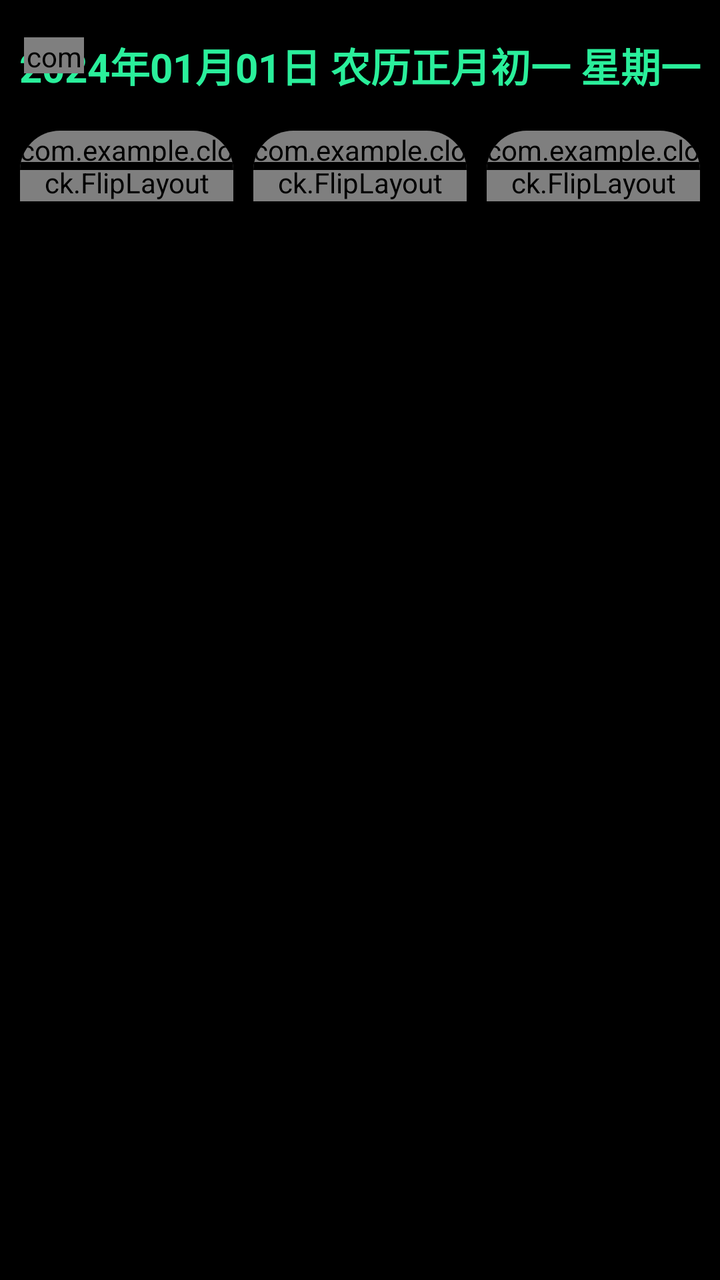
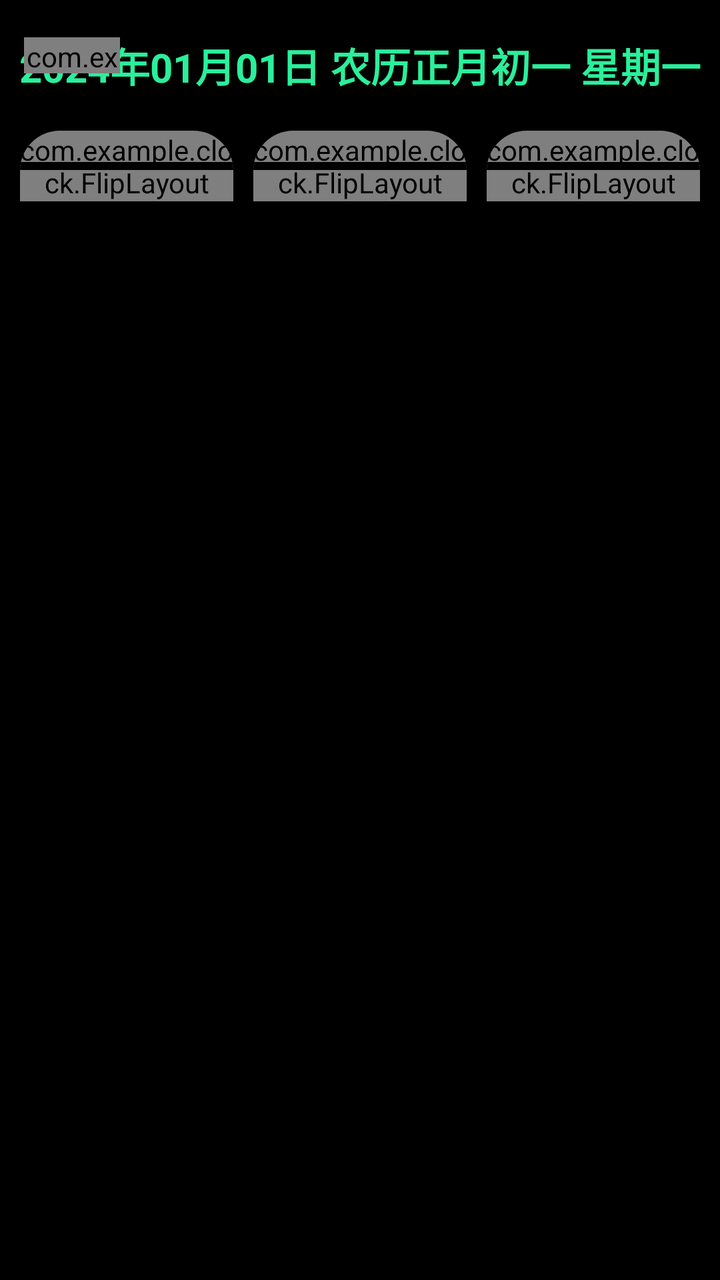

An Android layout rendered at two revisions. The XML below is the earlier revision; the diff shows what the commit changed to produce the second picture.
<!-- AndroidManifest.xml: application theme android:Theme.NoTitleBar.Fullscreen -->
<!-- res/layout/activity_main.xml -->
<?xml version="1.0" encoding="UTF-8"?>
<LinearLayout tools:context=".MainActivity"
    android:orientation="vertical"
    android:layout_height="match_parent"
    android:layout_width="match_parent"
    android:background="@color/black"
    xmlns:tools="http://schemas.android.com/tools"
    xmlns:myFlip="http://schemas.android.com/apk/res-auto"
    xmlns:android="http://schemas.android.com/apk/res/android"
    xmlns:app="http://schemas.android.com/apk/res-auto">

    <FrameLayout
        android:layout_width="match_parent"
        android:layout_height="wrap_content">

        <TextView
            android:id="@+id/date_info_text"
            android:layout_width="match_parent"
            android:layout_height="wrap_content"
            android:gravity="center"
            android:paddingTop="18dp"
            android:paddingBottom="8dp"
            android:textColor="@color/sky_blue"
            android:textSize="20sp"
            android:textStyle="bold"
            android:text="2024年01月01日 农历正月初一 星期一" />

        <LinearLayout
            android:id="@+id/battery_status"
            android:layout_width="wrap_content"
            android:layout_height="match_parent"
            android:layout_gravity="start|center_vertical"
            android:gravity="center_vertical"
            android:orientation="horizontal"
            android:paddingStart="12dp"
            android:contentDescription="电池电量">

            <com.example.clock.BatteryIconView
                android:id="@+id/battery_icon"
                android:layout_width="30dp"
                android:layout_height="18dp" />

            <TextView
                android:id="@+id/battery_percentage"
                android:layout_width="wrap_content"
                android:layout_height="wrap_content"
                android:layout_marginStart="4dp"
                android:textColor="@color/sky_blue"
                android:textSize="14sp"
                android:textStyle="bold" />
        </LinearLayout>
    </FrameLayout>

    <LinearLayout
        android:orientation="horizontal"
        android:layout_height="match_parent"
        android:layout_width="match_parent"
        android:background="@color/black"
        android:paddingTop="10dp"
        android:paddingBottom="50dp"
        android:paddingLeft="10dp"
        android:paddingRight="10dp">
        <androidx.cardview.widget.CardView
            android:layout_height="match_parent"
            android:layout_width="0dp"
            android:layout_weight="1"
            app:cardCornerRadius="20dp"

            >
            <FrameLayout
                android:layout_width="wrap_content"
                android:layout_height="wrap_content">

                <com.example.clock.FlipLayout
                    android:id="@+id/bit_flip_1"
                    android:layout_width="match_parent"
                    android:layout_height="match_parent"
                    android:background="#ffffff"
                    myFlip:flipTextBackground="@color/DimGray"
                    myFlip:flipTextColor="@color/sky_blue"

                    myFlip:flipTextSize="200sp" />
            
                <View
                    android:layout_width="match_parent"
                    android:layout_height="4dp"
                    android:layout_gravity="center"
                    android:background="@color/black"
                    />
            </FrameLayout>
        </androidx.cardview.widget.CardView>
        <androidx.cardview.widget.CardView
            android:layout_height="match_parent"
            android:layout_width="0dp"
            android:layout_weight="1"
            app:cardCornerRadius="20dp"
            android:layout_marginLeft="10dp">
            <FrameLayout
                android:layout_width="wrap_content"
                android:layout_height="wrap_content">
            <com.example.clock.FlipLayout

                android:layout_height="match_parent"
                android:layout_width="match_parent"
                android:id="@+id/bit_flip_2"
                myFlip:flipTextColor="@color/sky_blue"
                myFlip:flipTextSize="200sp"
                myFlip:flipTextBackground="@color/DimGray"
                android:background="#ffffff"/>
                
                <View
                    android:id="@+id/last_price_line"
                    android:layout_width="match_parent"
                    android:layout_height="4dp"
                    android:layout_gravity="center"
                    android:background="@color/black"
                    />
            </FrameLayout>
        </androidx.cardview.widget.CardView>
        <androidx.cardview.widget.CardView
            android:layout_height="match_parent"
            android:layout_width="0dp"
            android:layout_weight="1"
            app:cardCornerRadius="20dp"
            android:layout_marginLeft="10dp">
            <FrameLayout
                android:layout_width="wrap_content"
                android:layout_height="wrap_content">
            <com.example.clock.FlipLayout
                android:layout_height="match_parent"
                android:layout_width="match_parent"
                android:id="@+id/bit_flip_3"
                myFlip:flipTextColor="@color/sky_blue"
                myFlip:flipTextSize="200sp"
                myFlip:flipTextBackground="@color/DimGray"
                android:background="#333"/>  />
            
            <View
                android:layout_width="match_parent"
                android:layout_height="4dp"
                android:layout_gravity="center"
                android:background="@color/black"
                />
        </FrameLayout>
        </androidx.cardview.widget.CardView>

</LinearLayout>

</LinearLayout>
<!-- resources referenced by this layout -->
<resources>
  <color name="DimGray">#313131</color>
  <color name="black">#FF000000</color>
  <color name="sky_blue">#2AEF9B</color>
</resources>

<!-- the commit's change to res/layout/activity_main.xml (unified diff, before → after) -->
@@ -37,7 +37,7 @@
 
             <com.example.clock.BatteryIconView
                 android:id="@+id/battery_icon"
-                android:layout_width="30dp"
+                android:layout_width="48dp"
                 android:layout_height="18dp" />
 
             <TextView
